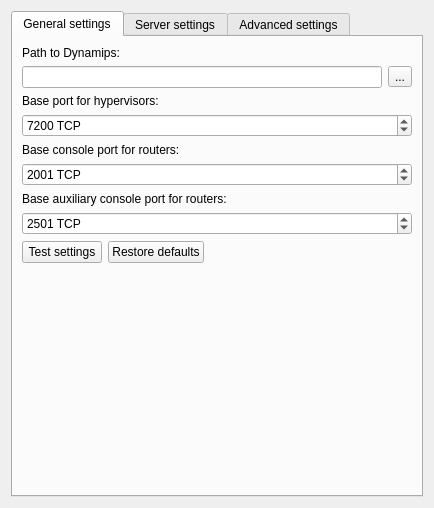
The window that gns3/modules/dynamips/ui/dynamips_preferences_page.ui (GNS3/gns3-gui) describes before a commit, drawn with Qt 5.
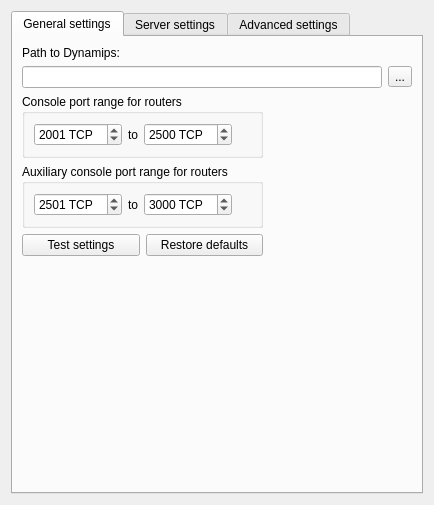
The same window after the commit.

Commit message: Ranges for UDP, console, auxiliary console and hypervisor ports. Cancel NIO on the other end if a node cannot allocate one.

Diff of the .ui file:
```diff
--- a/gns3/modules/dynamips/ui/dynamips_preferences_page.ui
+++ b/gns3/modules/dynamips/ui/dynamips_preferences_page.ui
@@ -6,8 +6,8 @@
    <rect>
     <x>0</x>
     <y>0</y>
-    <width>432</width>
-    <height>508</height>
+    <width>430</width>
+    <height>505</height>
    </rect>
   </property>
   <property name="windowTitle">
@@ -24,35 +24,7 @@
        <string>General settings</string>
       </attribute>
       <layout class="QGridLayout" name="gridLayout">
-       <item row="0" column="0">
-        <widget class="QLabel" name="uiDynamipsPathLabel">
-         <property name="text">
-          <string>Path to Dynamips:</string>
-         </property>
-        </widget>
-       </item>
-       <item row="2" column="0">
-        <widget class="QLabel" name="uiBaseHypervisorPortLabel">
-         <property name="text">
-          <string>Base port for hypervisors:</string>
-         </property>
-        </widget>
-       </item>
        <item row="4" column="0">
-        <widget class="QLabel" name="uiBaseConsolePortLabel">
-         <property name="text">
-          <string>Base console port for routers:</string>
-         </property>
-        </widget>
-       </item>
-       <item row="6" column="0" colspan="2">
-        <widget class="QLabel" name="uiBaseAuxPortLabel">
-         <property name="text">
-          <string>Base auxiliary console port for routers:</string>
-         </property>
-        </widget>
-       </item>
-       <item row="8" column="0">
         <layout class="QHBoxLayout" name="horizontalLayout_2">
          <item>
           <widget class="QPushButton" name="uiTestSettingsPushButton">
@@ -70,71 +42,6 @@
          </item>
         </layout>
        </item>
-       <item row="8" column="1">
-        <spacer name="horizontalSpacer">
-         <property name="orientation">
-          <enum>Qt::Horizontal</enum>
-         </property>
-         <property name="sizeHint" stdset="0">
-          <size>
-           <width>164</width>
-           <height>20</height>
-          </size>
-         </property>
-        </spacer>
-       </item>
-       <item row="9" column="0" colspan="2">
-        <spacer name="spacer">
-         <property name="orientation">
-          <enum>Qt::Vertical</enum>
-         </property>
-         <property name="sizeHint" stdset="0">
-          <size>
-           <width>390</width>
-           <height>193</height>
-          </size>
-         </property>
-        </spacer>
-       </item>
-       <item row="7" column="0" colspan="2">
-        <widget class="QSpinBox" name="uiBaseAuxPortSpinBox">
-         <property name="suffix">
-          <string notr="true"> TCP</string>
-         </property>
-         <property name="maximum">
-          <number>65535</number>
-         </property>
-         <property name="value">
-          <number>2501</number>
-         </property>
-        </widget>
-       </item>
-       <item row="5" column="0" colspan="2">
-        <widget class="QSpinBox" name="uiBaseConsolePortSpinBox">
-         <property name="suffix">
-          <string notr="true"> TCP</string>
-         </property>
-         <property name="maximum">
-          <number>65535</number>
-         </property>
-         <property name="value">
-          <number>2001</number>
-         </property>
-        </widget>
-       </item>
-       <item row="3" column="0" colspan="2">
-        <widget class="QSpinBox" name="uiBaseHypervisorPortSpinBox">
-         <property name="suffix">
-          <string notr="true"> TCP</string>
-         </property>
-         <property name="maximum">
-          <number>65535</number>
-         </property>
-         <property name="value">
-          <number>7200</number>
-         </property>
-        </widget>
-       </item>
        <item row="1" column="0" colspan="2">
         <layout class="QHBoxLayout" name="horizontalLayout">
          <item>
@@ -152,6 +59,149 @@
          </item>
         </layout>
        </item>
+       <item row="3" column="0">
+        <widget class="QGroupBox" name="uiAuxPortRangeGroupBox">
+         <property name="title">
+          <string>Auxiliary console port range for routers</string>
+         </property>
+         <layout class="QHBoxLayout" name="horizontalLayout_6">
+          <item>
+           <widget class="QSpinBox" name="uiAuxStartPortSpinBox">
+            <property name="suffix">
+             <string notr="true"> TCP</string>
+            </property>
+            <property name="maximum">
+             <number>65535</number>
+            </property>
+            <property name="value">
+             <number>2501</number>
+            </property>
+           </widget>
+          </item>
+          <item>
+           <widget class="QLabel" name="uiAuxPortRangeLabel">
+            <property name="text">
+             <string>to</string>
+            </property>
+           </widget>
+          </item>
+          <item>
+           <widget class="QSpinBox" name="uiAuxEndPortSpinBox">
+            <property name="suffix">
+             <string notr="true"> TCP</string>
+            </property>
+            <property name="maximum">
+             <number>65535</number>
+            </property>
+            <property name="value">
+             <number>3000</number>
+            </property>
+           </widget>
+          </item>
+          <item>
+           <spacer name="horizontalSpacer_5">
+            <property name="orientation">
+             <enum>Qt::Horizontal</enum>
+            </property>
+            <property name="sizeHint" stdset="0">
+             <size>
+              <width>40</width>
+              <height>20</height>
+             </size>
+            </property>
+           </spacer>
+          </item>
+         </layout>
+        </widget>
+       </item>
+       <item row="2" column="0">
+        <widget class="QGroupBox" name="uiConsolePortRangeGroupBox">
+         <property name="title">
+          <string>Console port range for routers</string>
+         </property>
+         <layout class="QHBoxLayout" name="horizontalLayout_5">
+          <item>
+           <widget class="QSpinBox" name="uiConsoleStartPortSpinBox">
+            <property name="suffix">
+             <string notr="true"> TCP</string>
+            </property>
+            <property name="maximum">
+             <number>65535</number>
+            </property>
+            <property name="value">
+             <number>2001</number>
+            </property>
+           </widget>
+          </item>
+          <item>
+           <widget class="QLabel" name="uiConsolePortRangeLabel">
+            <property name="text">
+             <string>to</string>
+            </property>
+           </widget>
+          </item>
+          <item>
+           <widget class="QSpinBox" name="uiConsoleEndPortSpinBox">
+            <property name="suffix">
+             <string notr="true"> TCP</string>
+            </property>
+            <property name="maximum">
+             <number>65535</number>
+            </property>
+            <property name="value">
+             <number>2500</number>
+            </property>
+           </widget>
+          </item>
+          <item>
+           <spacer name="horizontalSpacer_4">
+            <property name="orientation">
+             <enum>Qt::Horizontal</enum>
+            </property>
+            <property name="sizeHint" stdset="0">
+             <size>
+              <width>40</width>
+              <height>20</height>
+             </size>
+            </property>
+           </spacer>
+          </item>
+         </layout>
+        </widget>
+       </item>
+       <item row="0" column="0" colspan="2">
+        <widget class="QLabel" name="uiDynamipsPathLabel">
+         <property name="text">
+          <string>Path to Dynamips:</string>
+         </property>
+        </widget>
+       </item>
+       <item row="4" column="1">
+        <spacer name="horizontalSpacer">
+         <property name="orientation">
+          <enum>Qt::Horizontal</enum>
+         </property>
+         <property name="sizeHint" stdset="0">
+          <size>
+           <width>164</width>
+           <height>20</height>
+          </size>
+         </property>
+        </spacer>
+       </item>
+       <item row="5" column="0" colspan="2">
+        <spacer name="spacer">
+         <property name="orientation">
+          <enum>Qt::Vertical</enum>
+         </property>
+         <property name="sizeHint" stdset="0">
+          <size>
+           <width>390</width>
+           <height>193</height>
+          </size>
+         </property>
+        </spacer>
+       </item>
       </layout>
      </widget>
      <widget class="QWidget" name="uiServerSettingsTabWidget">
```
Left out of the diff: 100 changed lines with no effect on the pictures. The commit also changes 16 other files.
